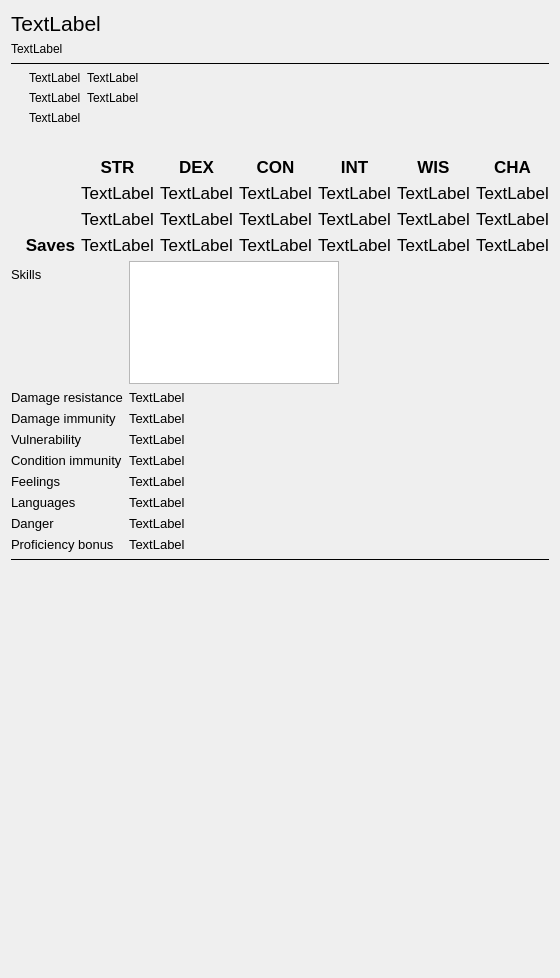
Above: bestiary-widget/dndbestiarypage.ui from Technohamster-py/dm-assist before the change. Below: the same form after it.
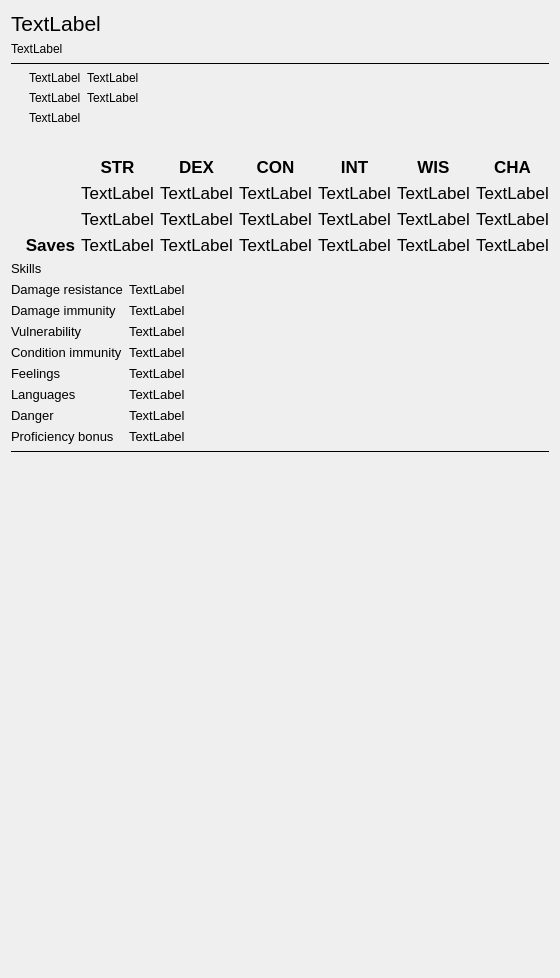
That is the form after the change. Icons and pictures are not drawn. Custom widgets are drawn as their Qt base class.

Commit message: Изменен цвет фона поля для навыков

Patch:
```diff
--- a/bestiary-widget/dndbestiarypage.ui
+++ b/bestiary-widget/dndbestiarypage.ui
@@ -893,51 +893,6 @@
        </property>
       </widget>
      </item>
-     <item row="0" column="1">
-      <layout class="QHBoxLayout" name="skillsLayout">
-       <item>
-        <widget class="RollTextBrowser" name="skillsBrowser">
-         <property name="minimumSize">
-          <size>
-           <width>0</width>
-           <height>0</height>
-          </size>
-         </property>
-         <property name="maximumSize">
-          <size>
-           <width>450</width>
-           <height>16777215</height>
-          </size>
-         </property>
-         <property name="verticalScrollBarPolicy">
-          <enum>Qt::ScrollBarAlwaysOff</enum>
-         </property>
-         <property name="horizontalScrollBarPolicy">
-          <enum>Qt::ScrollBarAlwaysOff</enum>
-         </property>
-         <property name="sizeAdjustPolicy">
-          <enum>QAbstractScrollArea::AdjustToContents</enum>
-         </property>
-         <property name="openLinks">
-          <bool>false</bool>
-         </property>
-        </widget>
-       </item>
-       <item>
-        <spacer name="horizontalSpacer_2">
-         <property name="orientation">
-          <enum>Qt::Horizontal</enum>
-         </property>
-         <property name="sizeHint" stdset="0">
-          <size>
-           <width>40</width>
-           <height>20</height>
-          </size>
-         </property>
-        </spacer>
-       </item>
-      </layout>
-     </item>
      <item row="1" column="0">
       <widget class="QLabel" name="DamageResistance">
        <property name="font">
@@ -1142,6 +1097,46 @@
        </property>
       </widget>
      </item>
+     <item row="0" column="1">
+      <widget class="RollTextBrowser" name="skillsBrowser">
+       <property name="sizePolicy">
+        <sizepolicy hsizetype="Expanding" vsizetype="Ignored">
+         <horstretch>0</horstretch>
+         <verstretch>0</verstretch>
+        </sizepolicy>
+       </property>
+       <property name="minimumSize">
+        <size>
+         <width>0</width>
+         <height>0</height>
+        </size>
+       </property>
+       <property name="maximumSize">
+        <size>
+         <width>450</width>
+         <height>16777215</height>
+        </size>
+       </property>
+       <property name="styleSheet">
+        <string notr="true">background: palette(Window)</string>
+       </property>
+       <property name="frameShape">
+        <enum>QFrame::NoFrame</enum>
+       </property>
+       <property name="verticalScrollBarPolicy">
+        <enum>Qt::ScrollBarAlwaysOff</enum>
+       </property>
+       <property name="horizontalScrollBarPolicy">
+        <enum>Qt::ScrollBarAlwaysOff</enum>
+       </property>
+       <property name="sizeAdjustPolicy">
+        <enum>QAbstractScrollArea::AdjustToContents</enum>
+       </property>
+       <property name="openLinks">
+        <bool>false</bool>
+       </property>
+      </widget>
+     </item>
     </layout>
    </item>
    <item>
```
